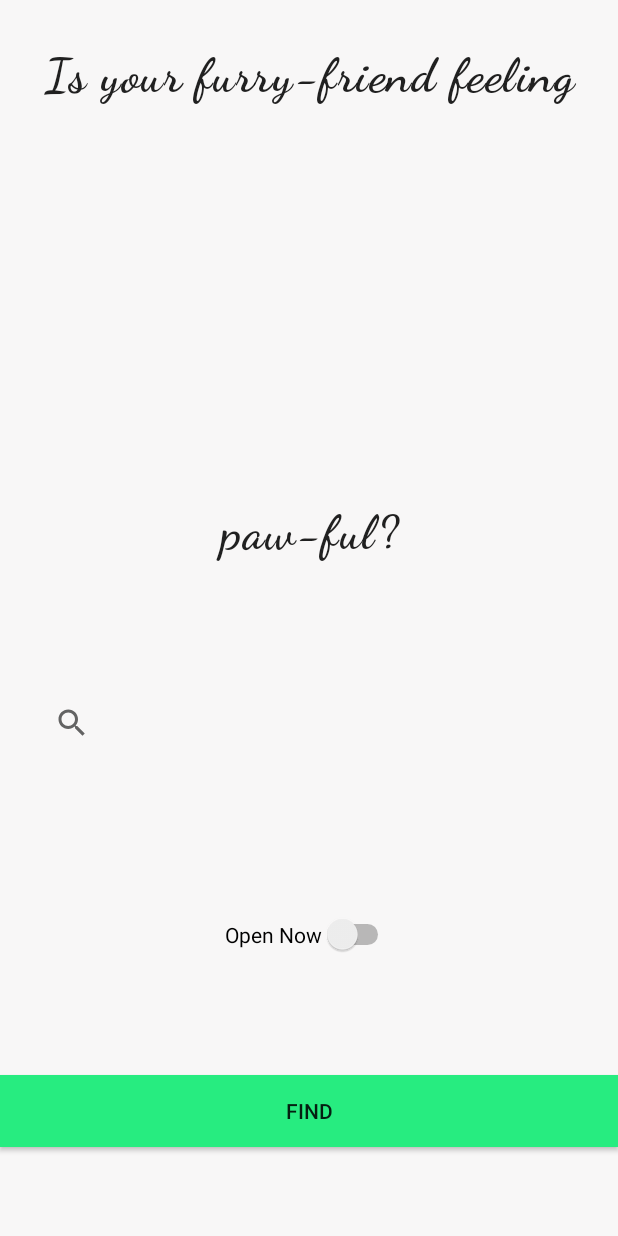
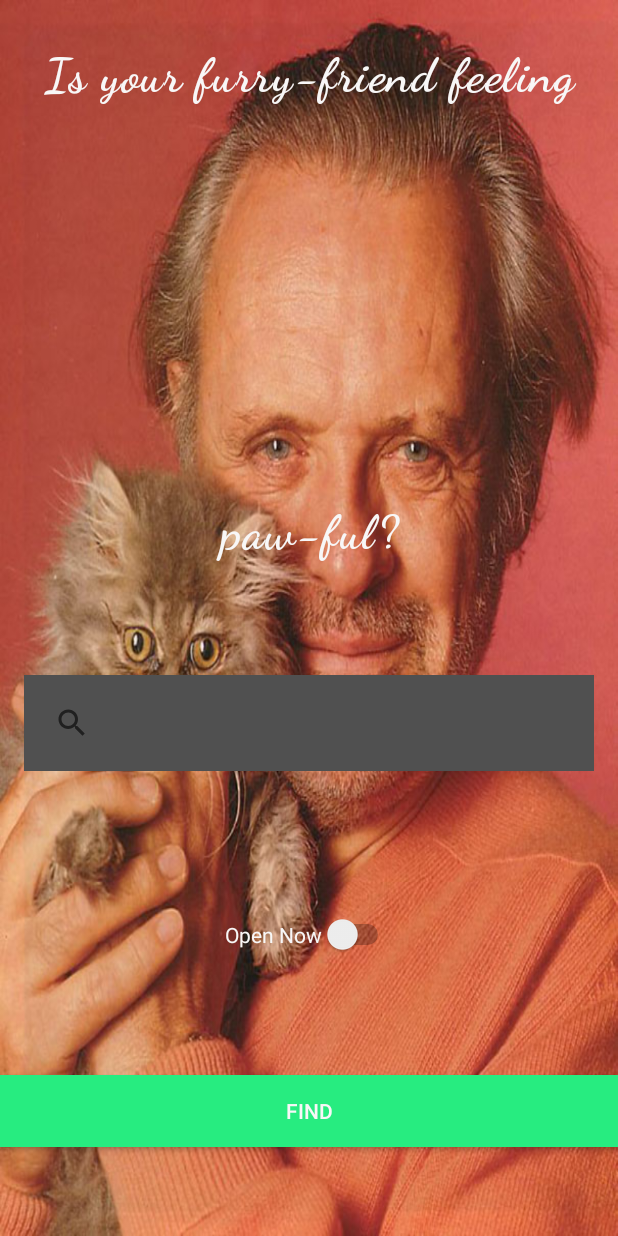
Before and after one commit to AMCL9/Vetted, an Android app: the layout fragment_main.xml on its own in the app's theme, with its tools: preview values and no code run, on a phone screen of 412 x 824 dp. Run offline under Robolectric (Android 15) with nearby library versions, the phone set to English and light mode, and no system bars.

Commit message:
added drawable res, made main frag ui changes

```diff
--- a/app/src/main/java/com/example/vetted/views/MainFragment.java
+++ b/app/src/main/java/com/example/vetted/views/MainFragment.java
@@ -74,7 +74,7 @@ public class MainFragment extends Fragment implements SearchView.OnQueryTextList
             }
         });
         Glide.with(this)
-                .load(R.drawable.sickdog)
+                .load(R.drawable.finalvettedtransroundcopy)
                 .fitCenter()
                 .circleCrop()
                 .into(imageView);
--- a/app/src/main/res/layout/fragment_main.xml
+++ b/app/src/main/res/layout/fragment_main.xml
@@ -6,7 +6,7 @@
     xmlns:app="http://schemas.android.com/apk/res-auto"
     android:orientation="vertical"
     tools:context=".views.MainFragment"
-    android:background="@color/colorWhite">
+    android:background="@drawable/anthonyhopkinscat">
 
     <TextView
         android:id="@+id/main_text"
@@ -17,6 +17,7 @@
         android:textSize="32sp"
         android:fontFamily="cursive"
         android:textStyle="bold"
+        android:textColor="@color/colorWhite"
         app:layout_constraintTop_toTopOf="parent"
         app:layout_constraintLeft_toLeftOf="parent"
         app:layout_constraintRight_toRightOf="parent"
@@ -44,6 +45,7 @@
         android:textSize="32sp"
         android:fontFamily="cursive"
         android:textStyle="bold"
+        android:textColor="@color/colorWhite"
         app:layout_constraintLeft_toLeftOf="parent"
         app:layout_constraintRight_toRightOf="parent"
         app:layout_constraintBottom_toTopOf="@id/main_fragment_searchview"
@@ -58,6 +60,7 @@
         android:layout_width="match_parent"
         android:layout_height="wrap_content"
         android:padding="8dp"
+        android:background="@color/colorGray"
         android:layout_margin="16dp">
 
     </SearchView>
@@ -66,6 +69,7 @@
 
       android:id="@+id/switch1"
       android:text="@string/open_now"
+      android:textColor="@color/colorWhite"
       android:layout_width="wrap_content"
       android:layout_height="wrap_content"
       app:layout_constraintTop_toBottomOf="@id/main_fragment_searchview"
@@ -78,6 +82,7 @@
     <Button
         android:id="@+id/go"
         android:text="@string/find"
+        android:textColor="@color/colorWhite"
         android:layout_width="match_parent"
         android:layout_height="wrap_content"
         android:background="@color/colorGreenMain"
```
Also changed, not shown: app/src/main/res/drawable-v24/anthonyhopkinscat.jpg (added), app/src/main/res/drawable-v24/finalvettedtransroundcopy.png (added).
